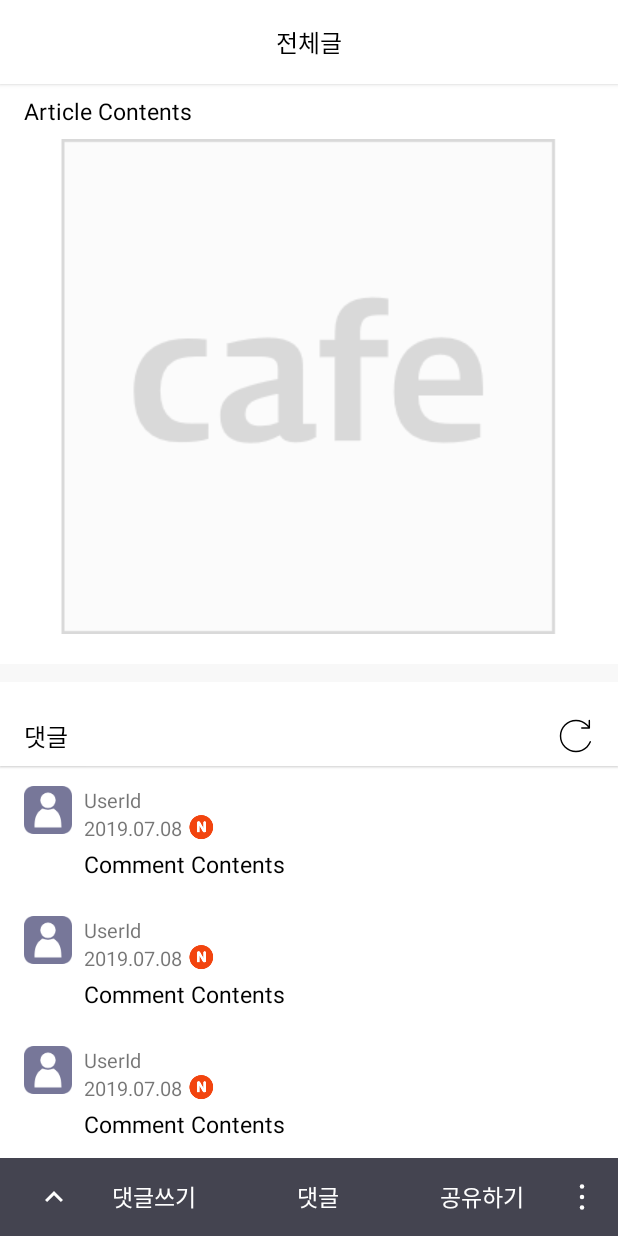
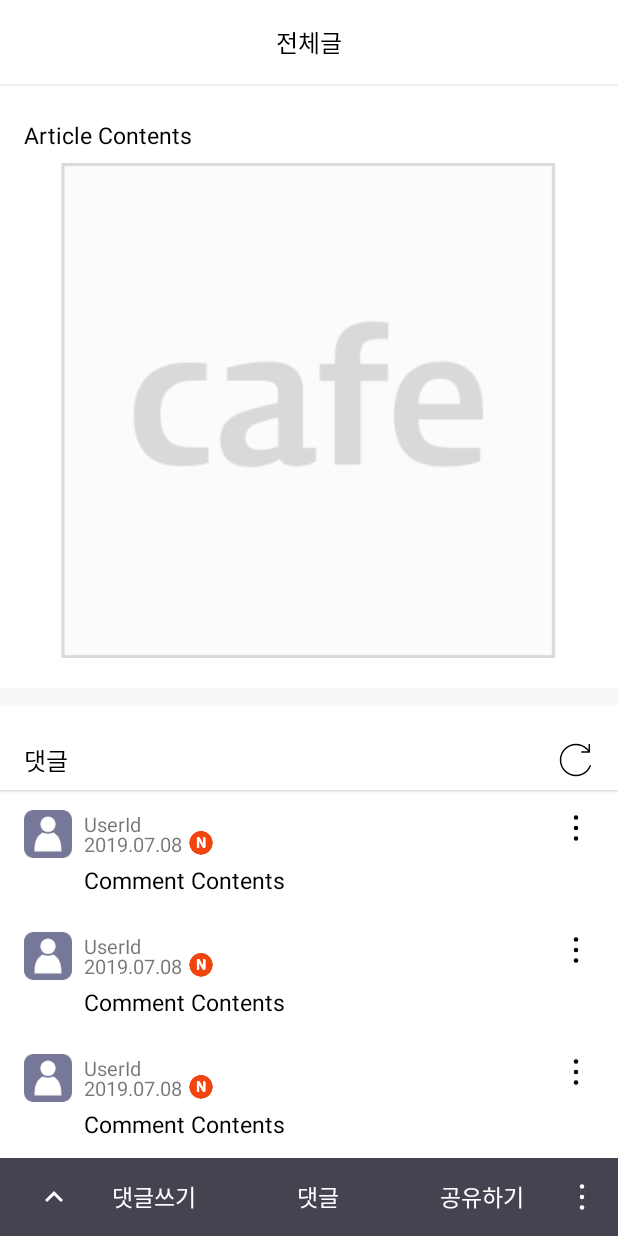
Before and after one commit to Ssioo/daum_cafe_mock_android_sio, an Android app: the layout activity_articledetail.xml on its own in the app's theme, with its tools: preview values and no code run, on a phone screen of 412 x 824 dp. Run offline under Robolectric (Android 15) with nearby library versions, the phone set to English and light mode, and no system bars.

Commit message:
39. PREPARE for patch comment, delete comment
cid 요청

```diff
--- a/app/src/main/java/com/softsquared/softsquared_daum_cafe/src/articledetail/models/ArticleDetailResponse.java
+++ b/app/src/main/java/com/softsquared/softsquared_daum_cafe/src/articledetail/models/ArticleDetailResponse.java
@@ -20,6 +20,7 @@ public class ArticleDetailResponse extends DefaultResponse {
         @SerializedName("commentUser") private String commentUser;
         @SerializedName("content") private String commentContents;
         @SerializedName("createAt") private String commentCreatedAt;
+        @SerializedName("commentId") private int commentId;
 
         public String getTitle() {
             return title;
@@ -56,6 +57,10 @@ public class ArticleDetailResponse extends DefaultResponse {
         public String getCommentUser() {
             return commentUser;
         }
+
+        public int getCommentId() {
+            return commentId;
+        }
     }
 
     public ArrayList<Result> getResults() {
--- a/app/src/main/java/com/softsquared/softsquared_daum_cafe/src/articledetail/models/Comment.java
+++ b/app/src/main/java/com/softsquared/softsquared_daum_cafe/src/articledetail/models/Comment.java
@@ -1,6 +1,7 @@
 package com.softsquared.softsquared_daum_cafe.src.articledetail.models;
 
 public class Comment {
+    private int id;
     private String contents;
     private String userId;
     private String createAt;
@@ -11,6 +12,10 @@ public class Comment {
         this.userId = userId;
         this.createAt = createAt;
         this.imgUri = imgUri;
+    }
+
+    public int getId() {
+        return id;
     }
 
     public String getContents() {
--- /dev/null
+++ b/app/src/main/res/drawable/ic_copy.xml
@@ -0,0 +1,5 @@
+<vector android:height="24dp" android:viewportHeight="1024"
+    android:viewportWidth="1024" android:width="24dp" xmlns:android="http://schemas.android.com/apk/res/android">
+    <path android:fillColor="#000000" android:pathData="M867.09,64.12H363.93A92.92,92.92 0,0 0,271 157v113.12H144a80,80 0,0 0,-80 80v530a80,80 0,0 0,80 80h530a80,80 0,0 0,80 -80v-126h113.09A92.92,92.92 0,0 0,960 661.2V157a92.92,92.92 0,0 0,-92.91 -92.88zM674,900.12H144a20,20 0,0 1,-20 -20v-530a20,20 0,0 1,20 -20h530a20,20 0,0 1,20 20v530a20,20 0,0 1,-20 20zM901,661.2a32.92,32.92 0,0 1,-32.92 32.92H755v-344a80,80 0,0 0,-80 -80H331V157a32.92,32.92 0,0 1,32.92 -32.92h504.17A32.92,32.92 0,0 1,901 157z"/>
+    <path android:fillColor="#000000" android:pathData="M542.38,495.12H277c-15.81,0 -29.37,12 -30.51,27.76a30,30 0,0 0,29.92 32.24h265.38c15.81,0 29.37,-12 30.51,-27.76a30,30 0,0 0,-29.92 -32.24zM542.38,675.12H277c-15.81,0 -29.37,12 -30.51,27.76a30,30 0,0 0,29.92 32.24h265.38c15.81,0 29.37,-12 30.51,-27.76a30,30 0,0 0,-29.92 -32.24z"/>
+</vector>
--- /dev/null
+++ b/app/src/main/res/drawable/ic_more_dots_black.xml
@@ -0,0 +1,15 @@
+<vector xmlns:android="http://schemas.android.com/apk/res/android"
+    android:width="24dp"
+    android:height="24dp"
+    android:viewportWidth="24"
+    android:viewportHeight="24">
+  <path
+      android:fillColor="#000000"
+      android:pathData="M12,5m-1.5,0a1.5,1.5 0,1 1,3 0a1.5,1.5 0,1 1,-3 0"/>
+  <path
+      android:fillColor="#000000"
+      android:pathData="M12,12m-1.5,0a1.5,1.5 0,1 1,3 0a1.5,1.5 0,1 1,-3 0"/>
+  <path
+      android:fillColor="#000000"
+      android:pathData="M12,19m-1.5,0a1.5,1.5 0,1 1,3 0a1.5,1.5 0,1 1,-3 0"/>
+</vector>
--- a/app/src/main/res/drawable/ic_write.xml
+++ b/app/src/main/res/drawable/ic_write.xml
@@ -1,5 +1,5 @@
-<vector android:height="14dp" android:viewportHeight="100"
-    android:viewportWidth="100" android:width="14dp" xmlns:android="http://schemas.android.com/apk/res/android">
+<vector android:height="24dp" android:viewportHeight="100"
+    android:viewportWidth="100" android:width="24dp" xmlns:android="http://schemas.android.com/apk/res/android">
     <path android:fillAlpha="1" android:fillColor="#000000"
         android:pathData="m58.474,17.587a2,2 0,0 0,-0.219 0.031,2 2,0 0,0 -1.188,0.563L8.974,66.275a2,2 0,0 0,-0.563 1.188l-1.406,12.75a2,2 0,0 0,2.219 2.188l12.719,-1.406a2,2 0,0 0,1.188 -0.563l48.094,-48.094a2,2 0,0 0,0 -2.844l-11.313,-11.313a2,2 0,0 0,-1.437 -0.594zM58.505,22.462 L66.942,30.9 64.13,33.712 55.692,25.275 58.505,22.462zM52.849,28.119 L61.286,36.556 20.755,77.119 11.255,78.15 12.286,68.65 52.849,28.119zM35.005,78.4c-1.105,0 -2,0.895 -2,2 0,1.105 0.895,2 2,2l56,0c1.105,0 2,-0.895 2,-2 0,-1.105 -0.895,-2 -2,-2l-56,0z" android:strokeColor="#00000000"/>
 </vector>
--- a/app/src/main/res/layout/item_comment.xml
+++ b/app/src/main/res/layout/item_comment.xml
@@ -1,7 +1,8 @@
 <?xml version="1.0" encoding="utf-8"?>
-<RelativeLayout xmlns:android="http://schemas.android.com/apk/res/android"
+<androidx.constraintlayout.widget.ConstraintLayout xmlns:android="http://schemas.android.com/apk/res/android"
     android:layout_width="match_parent"
     android:layout_height="wrap_content"
+    xmlns:app="http://schemas.android.com/apk/res-auto"
     android:background="@android:color/white"
     android:elevation="1dp"
     android:paddingHorizontal="16dp"
@@ -10,7 +11,8 @@
     <ImageView
         android:layout_width="wrap_content"
         android:layout_height="wrap_content"
-        android:layout_marginEnd="8dp"
+        app:layout_constraintStart_toStartOf="parent"
+        app:layout_constraintTop_toTopOf="parent"
         android:id="@+id/iv_profile_img_comment"
         android:src="@drawable/ic_user_default_profile"/>
 
@@ -19,8 +21,10 @@
         android:layout_height="wrap_content"
         android:id="@+id/tv_userid_comment"
         android:textSize="13sp"
-        android:text="UserId"
-        android:layout_toEndOf="@+id/iv_profile_img_comment" />
+        app:layout_constraintStart_toEndOf="@id/iv_profile_img_comment"
+        app:layout_constraintTop_toTopOf="@id/iv_profile_img_comment"
+        android:layout_marginStart="8dp"
+        android:text="UserId" />
 
     <TextView
         android:layout_width="wrap_content"
@@ -28,32 +32,42 @@
         android:id="@+id/tv_createtime_comment"
         android:textSize="13sp"
         android:text="2019.07.08"
-        android:layout_toEndOf="@+id/iv_profile_img_comment"
-        android:layout_below="@id/tv_userid_comment"/>
+        android:layout_marginStart="8dp"
+        app:layout_constraintStart_toEndOf="@id/iv_profile_img_comment"
+        app:layout_constraintBottom_toBottomOf="@id/iv_profile_img_comment"/>
 
     <ImageView
         android:id="@+id/iv_new_comment"
         android:layout_width="wrap_content"
-        android:layout_height="wrap_content"
+        android:layout_height="0dp"
         android:src="@drawable/ic_new"
-        android:layout_toEndOf="@id/tv_createtime_comment"
-        android:layout_alignTop="@id/tv_createtime_comment"
-        android:layout_alignBottom="@id/tv_createtime_comment"
+        app:layout_constraintStart_toEndOf="@id/tv_createtime_comment"
+        app:layout_constraintTop_toTopOf="@id/tv_createtime_comment"
+        app:layout_constraintBottom_toBottomOf="@id/tv_createtime_comment"
         android:adjustViewBounds="true"
         android:layout_marginStart="4dp"
         android:scaleType="fitStart" />
 
     <TextView
         android:id="@+id/tv_comment_comment"
-        android:layout_width="wrap_content"
+        android:layout_width="0dp"
         android:layout_height="wrap_content"
         android:layout_below="@id/tv_createtime_comment"
-        android:layout_alignStart="@id/tv_createtime_comment"
-        android:layout_alignParentEnd="true"
+        app:layout_constraintStart_toStartOf="@id/tv_createtime_comment"
+        app:layout_constraintEnd_toEndOf="parent"
+        app:layout_constraintTop_toBottomOf="@id/iv_profile_img_comment"
         android:layout_marginTop="4dp"
         android:text="Comment Contents"
         android:textColor="@android:color/black"
         android:textSize="15sp" />
 
+    <ImageView
+        android:layout_width="wrap_content"
+        android:layout_height="wrap_content"
+        app:layout_constraintEnd_toEndOf="parent"
+        app:layout_constraintTop_toTopOf="parent"
+        android:id="@+id/iv_more_comment"
+        android:src="@drawable/ic_more_dots_black" />
 
-</RelativeLayout>
+
+</androidx.constraintlayout.widget.ConstraintLayout>
```
Also changed, not shown: app/src/main/java/com/softsquared/softsquared_daum_cafe/src/articledetail/ArticleDetailActivity.java (+32 -2 lines), app/src/main/java/com/softsquared/softsquared_daum_cafe/src/articledetail/ArticleDetailService.java (+42 -0 lines), app/src/main/java/com/softsquared/softsquared_daum_cafe/src/articledetail/adapter/CommentListAdapter.java (+46 -3 lines), app/src/main/java/com/softsquared/softsquared_daum_cafe/src/articledetail/fragments/CommentBottomSheetDialogFragment.java (added, +64 -0 lines), app/src/main/java/com/softsquared/softsquared_daum_cafe/src/articledetail/interfaces/ArticleDetailActivityView.java (+8 -0 lines), app/src/main/java/com/softsquared/softsquared_daum_cafe/src/articledetail/interfaces/ArticleDetailRetrofitService.java (+10 -3 lines), app/src/main/java/com/softsquared/softsquared_daum_cafe/src/articledetail/interfaces/CommentListAdapterView.java (added, +9 -0 lines), app/src/main/res/layout/fragment_comment_bottomsheet.xml (added, +86 -0 lines).
